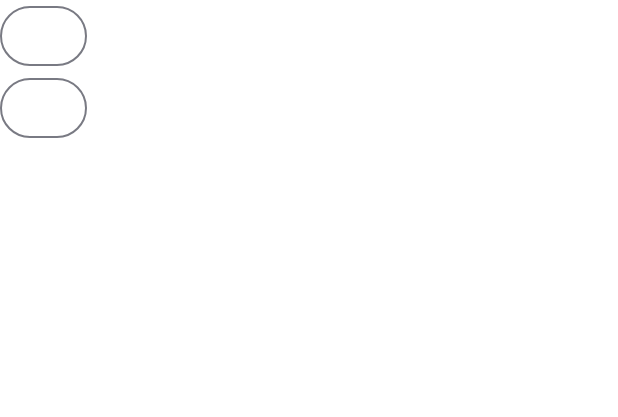
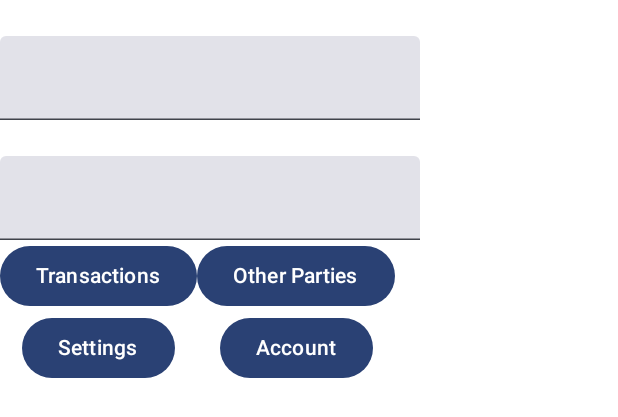
Before and after one commit to NCBarrett/Debits-and-Credits, an Android app built with Jetpack Compose: the @Preview function MainScreenPreview, on a phone screen of 412 x 824 dp. Shown: the top 417 px of the screen. Run offline under Robolectric (Android 15) with nearby library versions, the phone set to English and light mode, and no system bars.

Commit message:
Setup MainActivity UI

```diff
--- a/app/src/main/java/com/example/debitsandcredits/MainActivity.kt
+++ b/app/src/main/java/com/example/debitsandcredits/MainActivity.kt
@@ -5,13 +5,17 @@ import androidx.activity.ComponentActivity
 import androidx.activity.compose.setContent
 import androidx.activity.enableEdgeToEdge
 import androidx.compose.foundation.layout.Column
+import androidx.compose.foundation.layout.Row
 import androidx.compose.foundation.layout.fillMaxSize
 import androidx.compose.foundation.layout.padding
-import androidx.compose.foundation.lazy.LazyColumn
-import androidx.compose.material3.OutlinedButton
+import androidx.compose.material3.Button
 import androidx.compose.material3.Scaffold
+import androidx.compose.material3.Text
+import androidx.compose.material3.TextField
 import androidx.compose.runtime.Composable
+import androidx.compose.ui.Alignment
 import androidx.compose.ui.Modifier
+import androidx.compose.ui.graphics.Color
 import androidx.compose.ui.tooling.preview.Preview
 import com.example.debitsandcredits.ui.theme.DebitsAndCreditsTheme
 
@@ -38,14 +42,41 @@ class MainActivity : ComponentActivity() {
 @Composable
 fun MainScreen(modifier: Modifier = Modifier) {
     Column {
-        LazyColumn {
+        Column {
+            Text(
+                text = "Number of Open Transactions",
+                color = Color.White
+            )
+            TextField(value = "", onValueChange = { "" })
+            Text(
+                text = "Number of Other Parties",
+                color = Color.White
+            )
+            TextField(value = "", onValueChange = { "" })
+        }
+        Row (
 
-        }
-        OutlinedButton(onClick = { /*TODO*/ }) {
-
-        }
-        OutlinedButton(onClick = { /*TODO*/ }) {
-
+        ) {
+            Column (
+                horizontalAlignment = Alignment.CenterHorizontally
+            ) {
+                Button(onClick = { /*TODO*/ }) {
+                    Text(text = "Transactions")
+                }
+                Button(onClick = { /*TODO*/ }) {
+                    Text(text = "Settings")
+                }
+            }
+            Column (
+                horizontalAlignment = Alignment.CenterHorizontally
+            ){
+                Button(onClick = { /*TODO*/ }) {
+                    Text(text = "Other Parties")
+                }
+                Button(onClick = { /*TODO*/ }) {
+                    Text(text = "Account")
+                }
+            }
         }
     }
 
```
